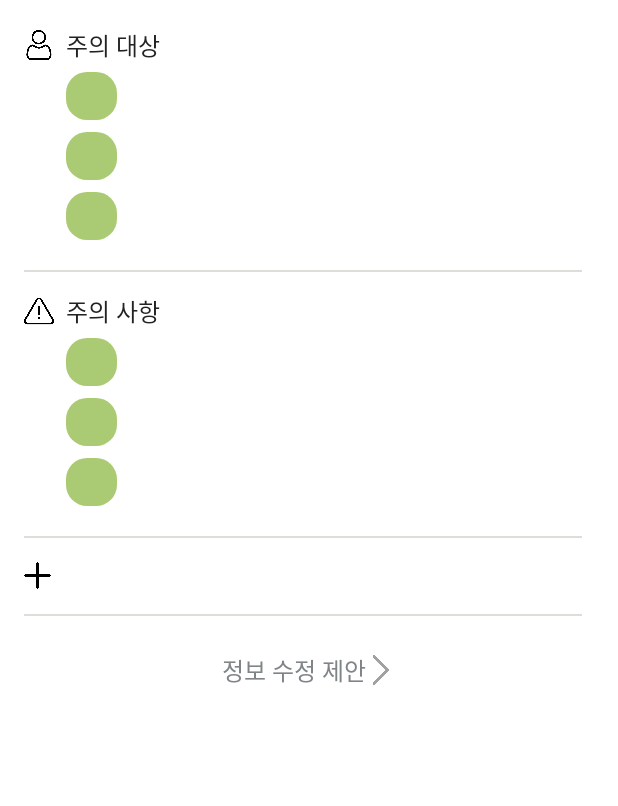
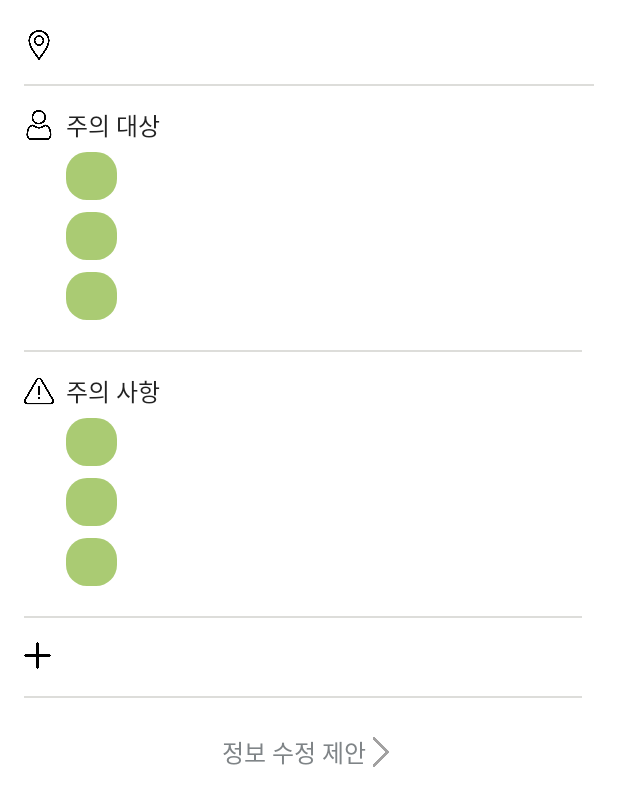
Before and after one commit to Haeeul/TA9-Term-Project, an Android app: the layout fragment_detail_report_facility_data.xml on its own in the app's theme, with its tools: preview values and no code run, on a phone screen of 412 x 824 dp. Shown: the top 806 px of the screen. Run offline under Robolectric (Android 15) with nearby library versions, the phone set to English and light mode, and no system bars; Roboto replaces fonts that are not available here.

Commit message:
[fix] #26 제보하기 상세 주소 분리

```diff
--- a/app/build.gradle
+++ b/app/build.gradle
@@ -3,6 +3,7 @@ plugins {
     id 'org.jetbrains.kotlin.android'
     id 'com.google.gms.google-services'
     id 'kotlin-kapt'
+    id 'kotlin-parcelize'
 }
 
 android {
--- a/app/src/main/java/com/example/mh_term_app/data/model/request/RequestReportFacility.kt
+++ b/app/src/main/java/com/example/mh_term_app/data/model/request/RequestPlaceFacility.kt
@@ -1,8 +1,9 @@
 package com.example.mh_term_app.data.model.request
 
-data class RequestReportFacility(
+data class RequestPlaceFacility(
     val type : String = "",
     val address : String = "",
+    val detailAddress : String = "",
     val latitude: Double = 0.0,
     val longitude: Double = 0.0,
     val location : String = "",
--- a/app/src/main/java/com/example/mh_term_app/data/model/request/RequestPlaceStore.kt
+++ b/app/src/main/java/com/example/mh_term_app/data/model/request/RequestPlaceStore.kt
@@ -6,6 +6,7 @@ import com.example.mh_term_app.data.model.Time
 data class RequestPlaceStore(
     val type: String = "",
     val address: String = "",
+    val detailAddress: String = "",
     val latitude: Double = 0.0,
     val longitude: Double = 0.0,
     val name: String = "",
--- a/app/src/main/java/com/example/mh_term_app/data/remote/RemoteDataSource.kt
+++ b/app/src/main/java/com/example/mh_term_app/data/remote/RemoteDataSource.kt
@@ -1,7 +1,7 @@
 package com.example.mh_term_app.data.remote
 
 import com.example.mh_term_app.data.model.request.RequestPlaceStore
-import com.example.mh_term_app.data.model.request.RequestReportFacility
+import com.example.mh_term_app.data.model.request.RequestPlaceFacility
 import com.example.mh_term_app.data.model.response.ResponseCategoryList
 
 interface RemoteDataSource {
@@ -18,10 +18,10 @@ interface RemoteDataSource {
 
     // new report
     suspend fun postReportStore(store : RequestPlaceStore) : Boolean
-    suspend fun postReportFacility(facility: RequestReportFacility) : Boolean
+    suspend fun postReportFacility(facility: RequestPlaceFacility) : Boolean
 
     // place
     suspend fun getCategoryList(type: String) : MutableList<ResponseCategoryList>
     suspend fun getStoreInfo(id : String) : RequestPlaceStore
-    suspend fun getFacilityInfo(id : String) : RequestReportFacility
+    suspend fun getFacilityInfo(id : String) : RequestPlaceFacility
 }
--- a/app/src/main/java/com/example/mh_term_app/data/repository/MapRepository.kt
+++ b/app/src/main/java/com/example/mh_term_app/data/repository/MapRepository.kt
@@ -1,7 +1,7 @@
 package com.example.mh_term_app.data.repository
 
 import com.example.mh_term_app.data.model.request.RequestPlaceStore
-import com.example.mh_term_app.data.model.request.RequestReportFacility
+import com.example.mh_term_app.data.model.request.RequestPlaceFacility
 import com.example.mh_term_app.data.remote.RemoteDataSource
 import com.example.mh_term_app.data.remote.RemoteDataSourceImpl
 
@@ -9,7 +9,7 @@ class MapRepository {
     private val remoteDataSource : RemoteDataSource = RemoteDataSourceImpl()
 
     suspend fun postReportStore(store: RequestPlaceStore) = remoteDataSource.postReportStore(store)
-    suspend fun postReportFacility(facility: RequestReportFacility) = remoteDataSource.postReportFacility(facility)
+    suspend fun postReportFacility(facility: RequestPlaceFacility) = remoteDataSource.postReportFacility(facility)
 
     suspend fun getCategoryList(type : String) = remoteDataSource.getCategoryList(type)
     suspend fun getStoreInfo(id : String) = remoteDataSource.getStoreInfo(id)
--- a/app/src/main/java/com/example/mh_term_app/ui/map/MapViewModel.kt
+++ b/app/src/main/java/com/example/mh_term_app/ui/map/MapViewModel.kt
@@ -5,7 +5,7 @@ import androidx.lifecycle.MutableLiveData
 import androidx.lifecycle.ViewModel
 import androidx.lifecycle.viewModelScope
 import com.example.mh_term_app.data.model.request.RequestPlaceStore
-import com.example.mh_term_app.data.model.request.RequestReportFacility
+import com.example.mh_term_app.data.model.request.RequestPlaceFacility
 import com.example.mh_term_app.data.model.response.ResponseCategoryList
 import com.example.mh_term_app.data.repository.MapRepository
 import kotlinx.coroutines.launch
@@ -21,8 +21,8 @@ class MapViewModel : ViewModel() {
     val storeInfo : LiveData<RequestPlaceStore>
         get() = _storeInfo
 
-    private val _facilityInfo = MutableLiveData<RequestReportFacility>()
-    val facilityInfo : LiveData<RequestReportFacility>
+    private val _facilityInfo = MutableLiveData<RequestPlaceFacility>()
+    val facilityInfo : LiveData<RequestPlaceFacility>
         get() = _facilityInfo
 
     fun getCategoryList(type : String){
--- a/app/src/main/java/com/example/mh_term_app/ui/map/details/DetailReportStoreDataFragment.kt
+++ b/app/src/main/java/com/example/mh_term_app/ui/map/details/DetailReportStoreDataFragment.kt
@@ -72,7 +72,7 @@ class DetailReportStoreDataFragment(private val storeId : String) : BaseFragment
         startActivity(updateIntent)
     }
 
-    @SuppressLint("NotifyDataSetChanged")
+    @SuppressLint("NotifyDataSetChanged", "SetTextI18n")
     override fun initObserver() {
         super.initObserver()
 
@@ -81,6 +81,8 @@ class DetailReportStoreDataFragment(private val storeId : String) : BaseFragment
                 item = it
 
                 checkStoreData(it)
+
+                txtStoreAddress.text = if(it.detailAddress == "none") it.address else it.address + " " + it.detailAddress
 
                 txtStoreDetailWeekdayTime.text = setStoreTime(it.time.weekTime, "weekday")
                 txtStoreDetailSaturdayTime.text = setStoreTime(it.time.saturdayTime, "saturday")
--- a/app/src/main/java/com/example/mh_term_app/utils/view/StoreTimeDialog.kt
+++ b/app/src/main/java/com/example/mh_term_app/utils/view/StoreTimeDialog.kt
@@ -2,11 +2,9 @@ package com.example.mh_term_app.utils.view
 
 import android.annotation.SuppressLint
 import android.os.Bundle
-import android.util.Log
 import android.view.LayoutInflater
 import android.view.View
 import android.view.ViewGroup
-import android.widget.CheckBox
 import androidx.fragment.app.DialogFragment
 import androidx.fragment.app.viewModels
 import com.example.mh_term_app.R
@@ -91,7 +89,7 @@ class StoreTimeDialog(val type: String, val vm: ReportViewModel) : DialogFragmen
 
     private fun setTimeValue(type: String) {
         if(binding.rbStoreClose.isChecked) dialogViewModel.setAutoTime("-1","-1","-1","-1")
-        else if(binding.cbStoreAllTime.isChecked) dialogViewModel.setAutoTime("0","0","11","59")
+        else if(binding.cbStoreAllTime.isChecked) dialogViewModel.setAutoTime("0","0","23","59")
 
         val storeTime = Time(
             dialogViewModel.openHourTxt.value.toString(),
--- a/app/src/main/res/layout/activity_report_info_store.xml
+++ b/app/src/main/res/layout/activity_report_info_store.xml
@@ -279,6 +279,7 @@
                     android:text="@={vm.etcTypeTxt}"
                     android:textSize="16dp"
                     android:visibility="gone"
+                    android:imeOptions="actionDone"
                     app:layout_constraintEnd_toEndOf="parent"
                     app:layout_constraintStart_toStartOf="@+id/rg_report_info_store_type"
                     app:layout_constraintTop_toBottomOf="@+id/rg_report_info_store_type" />
--- a/app/src/main/res/layout/fragment_detail_report_facility_data.xml
+++ b/app/src/main/res/layout/fragment_detail_report_facility_data.xml
@@ -7,7 +7,7 @@
 
         <variable
             name="item"
-            type="com.example.mh_term_app.data.model.request.RequestReportFacility" />
+            type="com.example.mh_term_app.data.model.request.RequestPlaceFacility" />
     </data>
 
     <androidx.constraintlayout.widget.ConstraintLayout
@@ -16,13 +16,48 @@
         tools:context=".ui.map.details.DetailReportFacilityDataFragment">
 
         <ImageView
-            android:id="@+id/imageView31"
+            android:id="@+id/imageView30"
             android:layout_width="20dp"
             android:layout_height="20dp"
             android:layout_marginStart="16dp"
             android:layout_marginTop="20dp"
             app:layout_constraintStart_toStartOf="parent"
             app:layout_constraintTop_toTopOf="parent"
+            app:srcCompat="@drawable/ic_location" />
+
+        <TextView
+            android:id="@+id/txt_facility_address"
+            style="@style/MediumText"
+            android:layout_width="0dp"
+            android:layout_height="wrap_content"
+            android:layout_marginStart="8dp"
+            android:layout_marginTop="1dp"
+            android:layout_marginEnd="16dp"
+            android:textSize="16dp"
+            app:layout_constraintEnd_toEndOf="parent"
+            app:layout_constraintStart_toEndOf="@+id/imageView30"
+            app:layout_constraintTop_toTopOf="@+id/imageView30" />
+
+        <ImageView
+            android:id="@+id/imageView37"
+            android:layout_width="0dp"
+            android:layout_height="1dp"
+            android:layout_marginStart="16dp"
+            android:layout_marginTop="16dp"
+            android:layout_marginEnd="16dp"
+            app:layout_constraintEnd_toEndOf="parent"
+            app:layout_constraintStart_toStartOf="parent"
+            app:layout_constraintTop_toBottomOf="@+id/txt_facility_address"
+            app:srcCompat="@color/light_grey" />
+
+        <ImageView
+            android:id="@+id/imageView31"
+            android:layout_width="20dp"
+            android:layout_height="20dp"
+            android:layout_marginStart="16dp"
+            android:layout_marginTop="16dp"
+            app:layout_constraintStart_toStartOf="parent"
+            app:layout_constraintTop_toBottomOf="@+id/imageView37"
             app:srcCompat="@drawable/ic_user" />
 
         <TextView
@@ -68,6 +103,7 @@
                 app:layout_constraintEnd_toEndOf="parent"
                 app:layout_constraintStart_toStartOf="parent"
                 app:layout_constraintTop_toTopOf="parent" />
+
         </androidx.constraintlayout.widget.ConstraintLayout>
 
         <ImageView
@@ -157,12 +193,14 @@
         <TextView
             android:id="@+id/textView31"
             style="@style/MediumText"
-            android:layout_width="wrap_content"
+            android:layout_width="0dp"
             android:layout_height="wrap_content"
             android:layout_marginStart="8dp"
+            android:layout_marginTop="1dp"
+            android:layout_marginEnd="16dp"
             android:text="@{item.plusInfo}"
             android:textSize="16dp"
-            app:layout_constraintBottom_toBottomOf="@+id/imageView34"
+            app:layout_constraintEnd_toEndOf="parent"
             app:layout_constraintStart_toEndOf="@+id/imageView34"
             app:layout_constraintTop_toTopOf="@+id/imageView34" />
 
```
Also changed, not shown: app/src/main/java/com/example/mh_term_app/data/model/ReportPlaceAddress.kt (added, +13 -0 lines), app/src/main/java/com/example/mh_term_app/data/remote/RemoteDataSourceImpl.kt (+5 -5 lines), app/src/main/java/com/example/mh_term_app/ui/map/details/DetailReportFacilityDataFragment.kt (+5 -3 lines), app/src/main/java/com/example/mh_term_app/ui/menu/report/ReportInfoFacilityActivity.kt (+5 -9 lines), app/src/main/java/com/example/mh_term_app/ui/menu/report/ReportInfoStoreActivity.kt (+5 -9 lines), app/src/main/java/com/example/mh_term_app/ui/menu/report/ReportPlaceActivity.kt (+8 -15 lines), app/src/main/java/com/example/mh_term_app/ui/menu/report/ReportViewModel.kt (+15 -12 lines), app/src/main/res/layout/fragment_detail_report_store_data.xml (+7 -6 lines).
